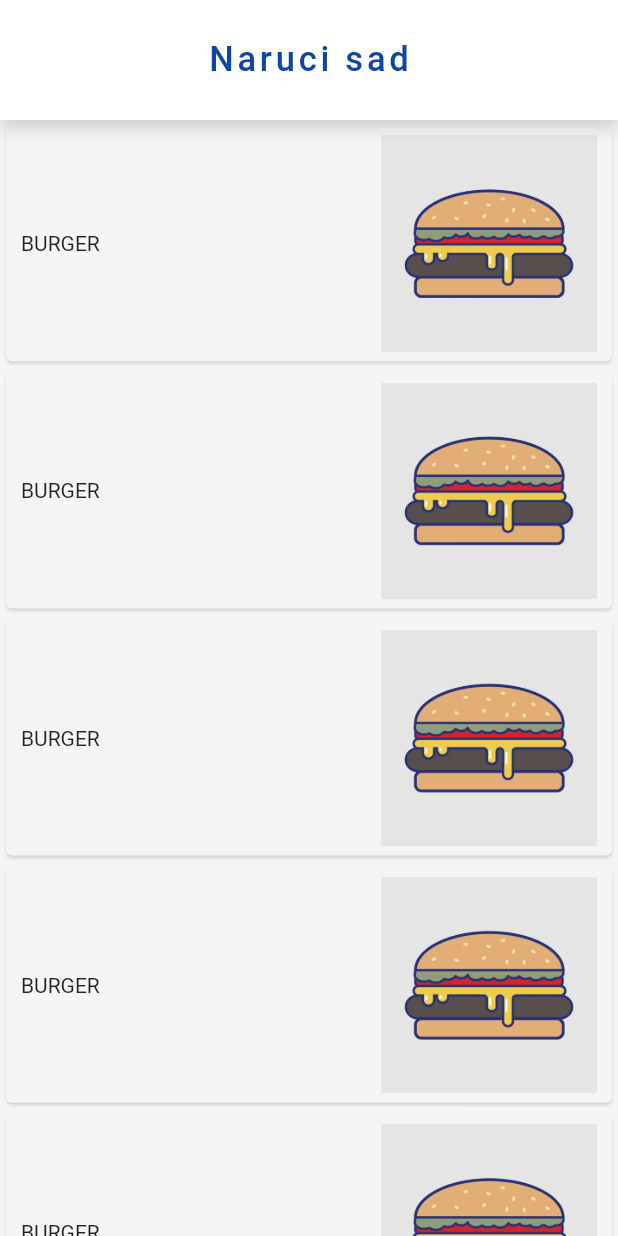
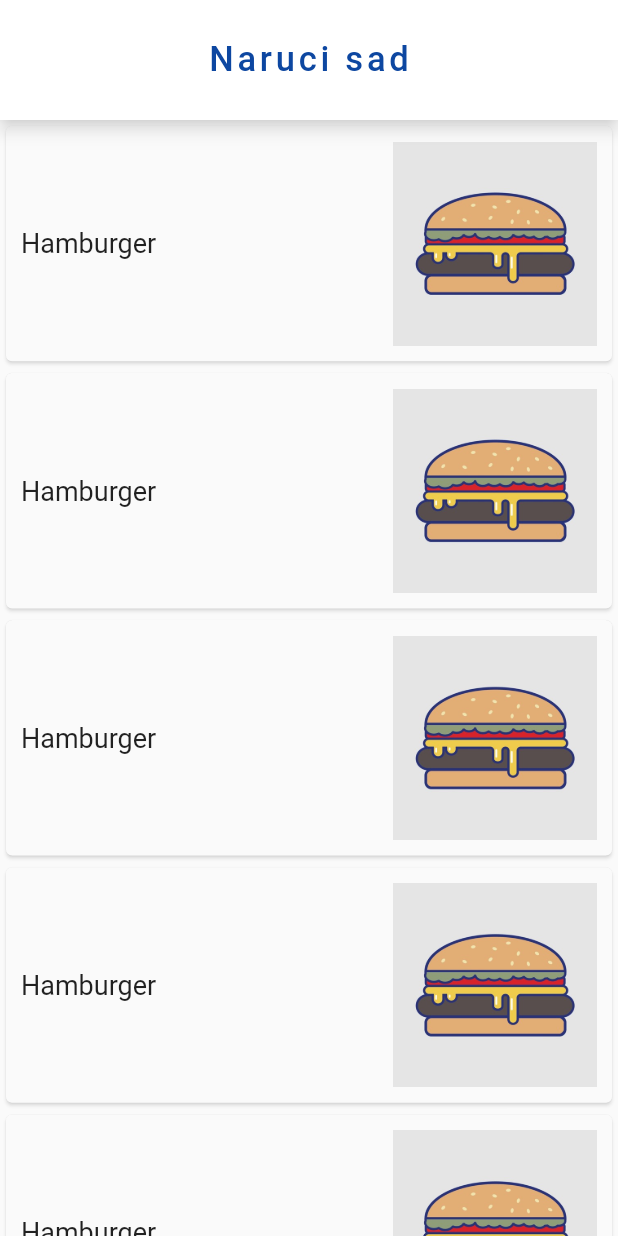
Before and after one commit to fcolakovic2/zeljo, a Flutter app: the screen it shows after launch, on a phone screen of 412 x 824 dp. Run offline on Flutter 3.47's test engine with Material 2 defaults, Android fonts, the phone set to English and light mode, and no system bars; our stand-ins replace firebase_core; accounts and stored records are empty.

Commit message:
popravljen ui

```diff
--- a/lib/view/MenuScreen/pages/menu_screen.dart
+++ b/lib/view/MenuScreen/pages/menu_screen.dart
@@ -20,7 +20,7 @@ class _MenuScreenState extends State<MenuScreen> {
       ),
       body: SingleChildScrollView(
         child: Container(
-          color: Colors.grey[100],
+          color: Colors.grey[50],
           child: Column(
             children: [
               MenuCard(),
--- a/lib/view/MenuScreen/widgets/menuCard.dart
+++ b/lib/view/MenuScreen/widgets/menuCard.dart
@@ -13,20 +13,23 @@ class _MenuCardState extends State<MenuCard> {
     return Container(
       height: SizeConfig.blockSizeVertical * 20,
       child: Card(
-        shadowColor: Colors.grey[100],
-        color: Colors.grey[100],
+        shadowColor: Colors.grey[50],
+        color: Colors.grey[50],
         child: Row(
           mainAxisAlignment: MainAxisAlignment.spaceBetween,
           children: [
             Padding(
-              padding: const EdgeInsets.fromLTRB(10.0, 5, 0, 5),
-              child: Text('BURGER'),
+              padding: const EdgeInsets.only(left: 10),
+              child: Text(
+                'Hamburger',
+                style: TextStyle(fontSize: 18),
+              ),
             ),
             Padding(
-                padding: const EdgeInsets.fromLTRB(0, 5, 10.0, 5),
+                padding: const EdgeInsets.only(right: 10),
                 child: Container(
-                    width: SizeConfig.blockSizeHorizontal * 35,
-                    height: SizeConfig.blockSizeVertical * 35,
+                    width: SizeConfig.blockSizeHorizontal * 33,
+                    height: SizeConfig.blockSizeVertical * 33,
                     child: Image.asset('assets/images/burger.jpg'))),
           ],
         ),
```
